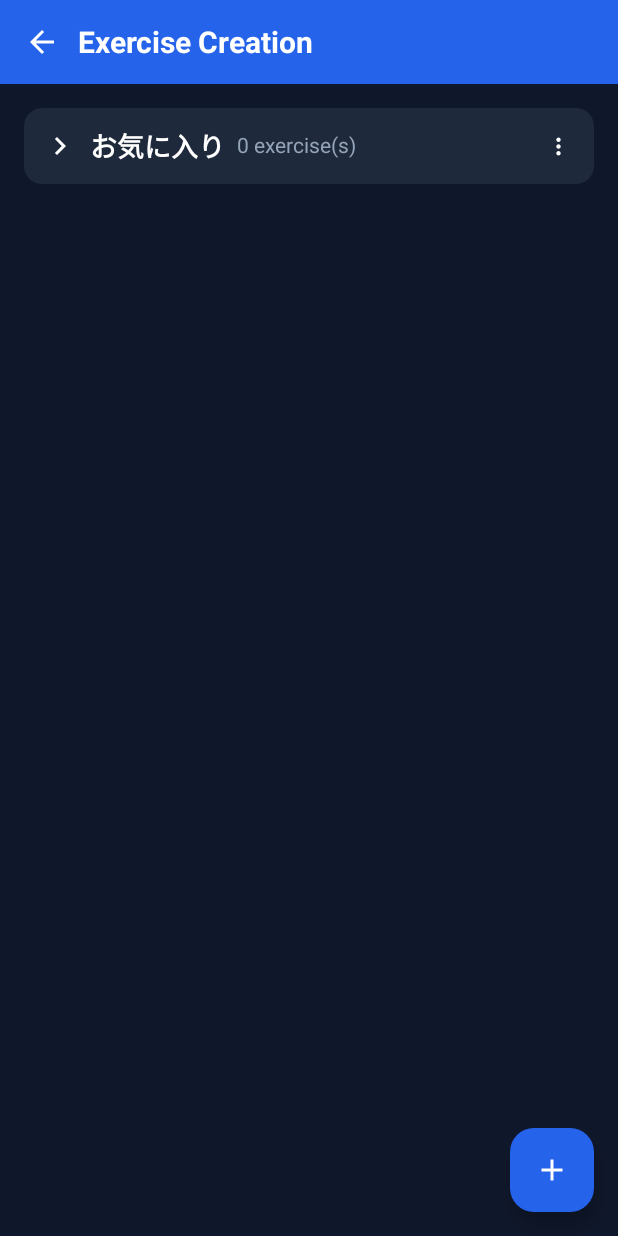
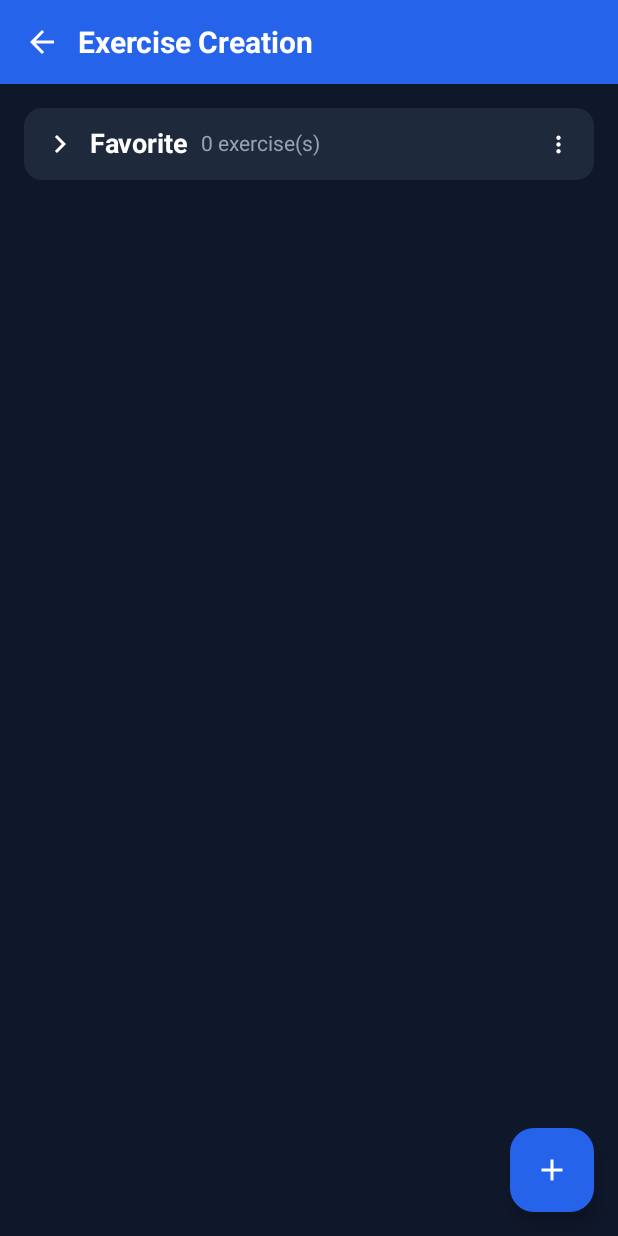
Before and after one commit to Gonbei774/CalisthenicsMemory, an Android app built with Jetpack Compose: the screen it shows after launch (MainActivity), after a tap on "Create", on a phone screen of 412 x 824 dp. Run offline under Robolectric (Android 15) with nearby library versions, the phone set to English and light mode, and no system bars; our stand-ins replace Room's generated code.

Commit message:
Fix favorite group name to support language switching
The favorite group name now correctly changes when switching between Japanese and English. Previously, it was hardcoded as "お気に入り" in the ViewModel and didn't respond to language changes.

Changes:
- Added FAVORITE_GROUP_KEY constant ("★FAVORITES") in TrainingViewModel
- Modified UI screens to translate the key to localized string at display time:
  - CreateScreen: Group name display
  - RecordScreen: Group name display
  - WorkoutScreen: Group name display
  - ViewScreen: Filter bottom sheet and challenge tab group headers
- Now uses stringResource(R.string.favorite) when displaying the favorite group

This approach matches other UI strings and ensures proper language switching support.

🤖 Generated with [Claude Code](https://claude.com/claude-code)

Co-Authored-By: Claude <noreply@anthropic.com>

```diff
--- a/app/src/main/java/io/github/gonbei774/calisthenicsmemory/ui/screens/CreateScreen.kt
+++ b/app/src/main/java/io/github/gonbei774/calisthenicsmemory/ui/screens/CreateScreen.kt
@@ -272,7 +272,11 @@ fun ExpandableGroupCard(
                             tint = Color.White
                         )
                         Text(
-                            text = group.groupName ?: stringResource(R.string.no_group),
+                            text = when (group.groupName) {
+                                TrainingViewModel.FAVORITE_GROUP_KEY -> stringResource(R.string.favorite)
+                                null -> stringResource(R.string.no_group)
+                                else -> group.groupName
+                            },
                             fontSize = 18.sp,
                             fontWeight = FontWeight.Bold,
                             color = Color.White
--- a/app/src/main/java/io/github/gonbei774/calisthenicsmemory/ui/screens/RecordScreen.kt
+++ b/app/src/main/java/io/github/gonbei774/calisthenicsmemory/ui/screens/RecordScreen.kt
@@ -308,7 +308,11 @@ fun HierarchicalExerciseGroup(
                             tint = Color.White
                         )
                         Text(
-                            text = group.groupName ?: stringResource(R.string.no_group),
+                            text = when (group.groupName) {
+                                TrainingViewModel.FAVORITE_GROUP_KEY -> stringResource(R.string.favorite)
+                                null -> stringResource(R.string.no_group)
+                                else -> group.groupName
+                            },
                             fontSize = 18.sp,
                             fontWeight = FontWeight.Bold,
                             color = Color.White
--- a/app/src/main/java/io/github/gonbei774/calisthenicsmemory/ui/screens/WorkoutScreen.kt
+++ b/app/src/main/java/io/github/gonbei774/calisthenicsmemory/ui/screens/WorkoutScreen.kt
@@ -325,7 +325,11 @@ fun WorkoutHierarchicalGroup(
                             tint = Color.White
                         )
                         Text(
-                            text = group.groupName ?: stringResource(R.string.no_group_workout),
+                            text = when (group.groupName) {
+                                TrainingViewModel.FAVORITE_GROUP_KEY -> stringResource(R.string.favorite)
+                                null -> stringResource(R.string.no_group_workout)
+                                else -> group.groupName
+                            },
                             fontSize = 18.sp,
                             fontWeight = FontWeight.Bold,
                             color = Color.White
--- a/app/src/main/java/io/github/gonbei774/calisthenicsmemory/viewmodel/TrainingViewModel.kt
+++ b/app/src/main/java/io/github/gonbei774/calisthenicsmemory/viewmodel/TrainingViewModel.kt
@@ -76,6 +76,11 @@ class TrainingViewModel(application: Application) : AndroidViewModel(application
     // Helper function to get string resources
     private fun getString(resId: Int, vararg formatArgs: Any): String {
         return getApplication<Application>().getString(resId, *formatArgs)
+    }
+
+    companion object {
+        // お気に入りグループの固定キー（UI側で翻訳される）
+        const val FAVORITE_GROUP_KEY = "★FAVORITES"
     }
 
     // Exercises
@@ -382,12 +387,14 @@ class TrainingViewModel(application: Application) : AndroidViewModel(application
         expandedGroups: Set<String>
     ): List<GroupWithExercises> {
         // 0. お気に入りグループ（先頭に追加、0件でも表示）
+        // 固定キーを使用（UI側で翻訳）
+        val favoriteGroupKey = FAVORITE_GROUP_KEY
         val favoriteExercises = exercises.filter { it.isFavorite }.sortedBy { it.name }
         val favoriteGroup = listOf(
             GroupWithExercises(
-                groupName = "お気に入り",  // 固定グループ名
+                groupName = favoriteGroupKey,
                 exercises = favoriteExercises,
-                isExpanded = "お気に入り" in expandedGroups
+                isExpanded = favoriteGroupKey in expandedGroups
             )
         )
 
```
Also changed, not shown: app/src/main/java/io/github/gonbei774/calisthenicsmemory/ui/screens/view/ViewScreen.kt (+10 -2 lines).
